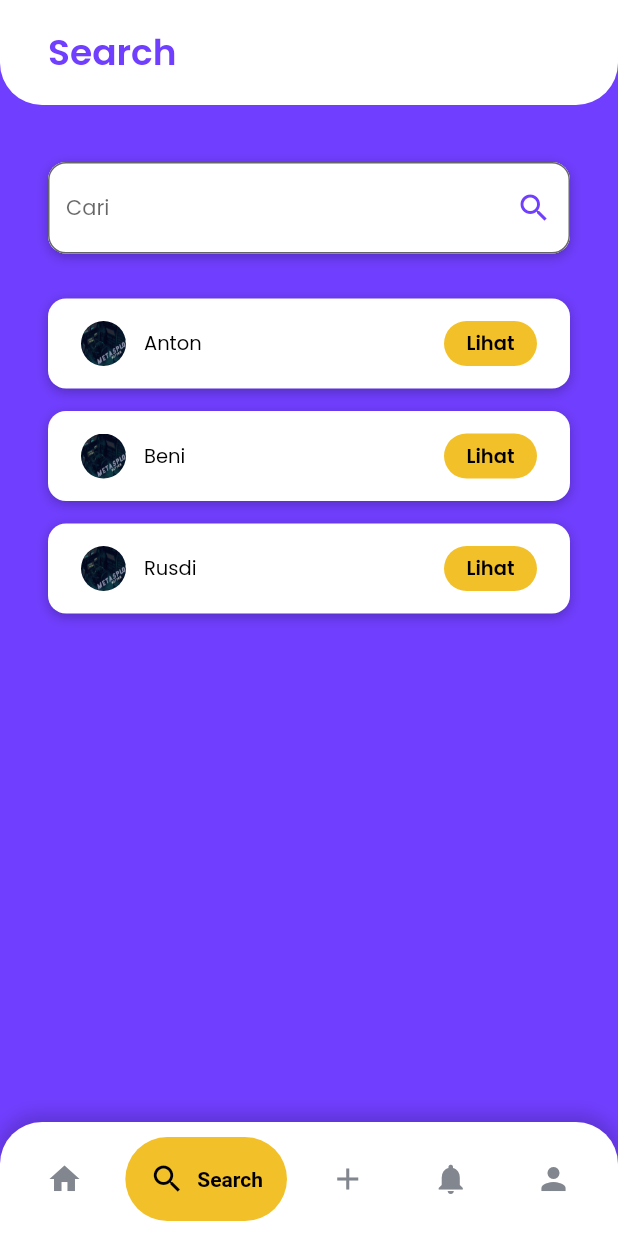
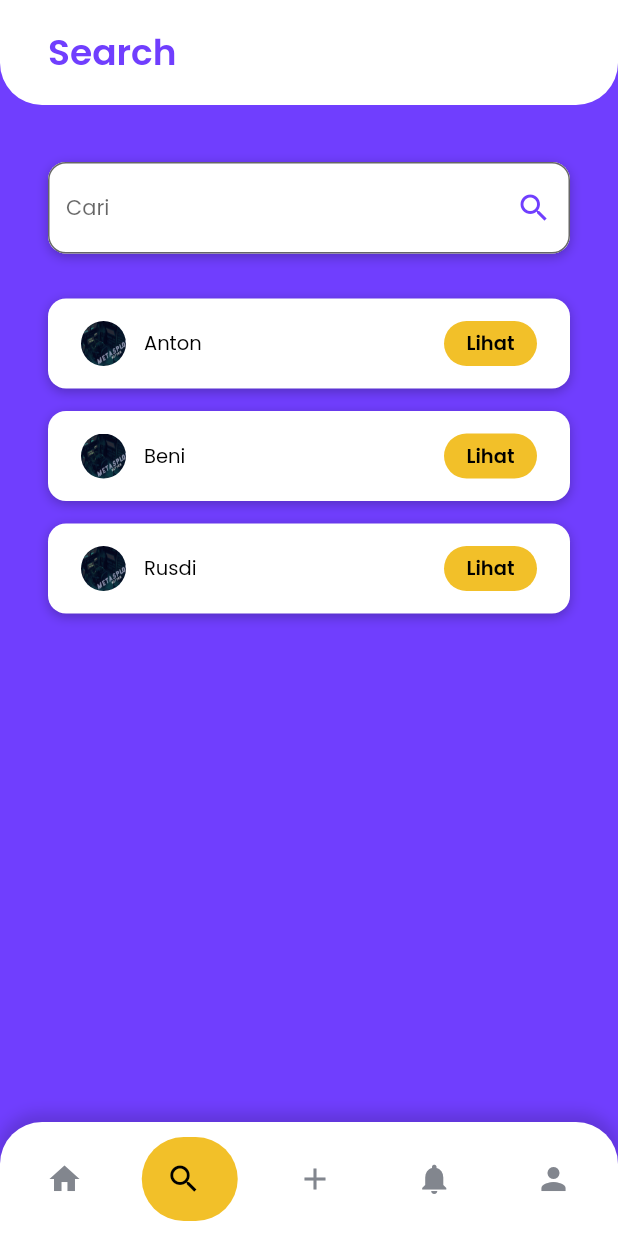
Before and after one commit to Bintang73/Discus-in, a Flutter app: the screen it shows once a user with an empty profile is signed in, item 2 of the bottom bar chosen, on a phone screen of 412 x 824 dp. Run offline on Flutter 3.47's test engine with Material 2 defaults, Android fonts, the phone set to English and light mode, and no system bars; drawn by our look-alikes of google_nav_bar; our stand-ins replace firebase_auth, firebase_core, google_fonts; missing offline and left inert: slider_captcha; accounts and stored records are empty; network calls fail.

Commit message:
fix navigation

```diff
--- a/lib/pages/button_navigasi.dart
+++ b/lib/pages/button_navigasi.dart
@@ -60,23 +60,18 @@ class _MyNavigationState extends State<MyNavigation> {
             tabs: const [
               GButton(
                 icon: Icons.home,
-                text: 'Home',
               ),
               GButton(
                 icon: Icons.search,
-                text: 'Search',
               ),
               GButton(
                 icon: Icons.add,
-                text: 'Post',
               ),
               GButton(
                 icon: Icons.notifications,
-                text: 'Notification',
               ),
               GButton(
                 icon: Icons.person,
-                text: 'Profile',
               ),
             ],
           ),
```
Also changed, not shown: 1 other file.
